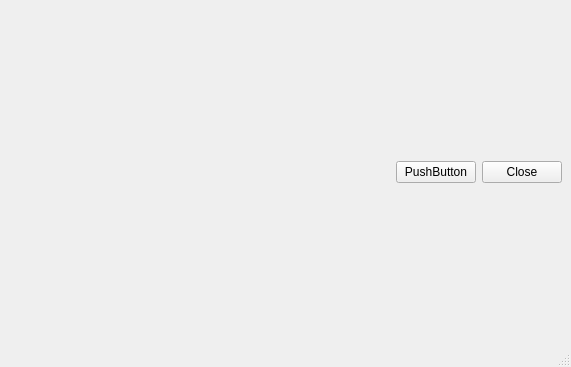
Old version of the form ui/window.ui in the repository iceanimations/checkoutin.
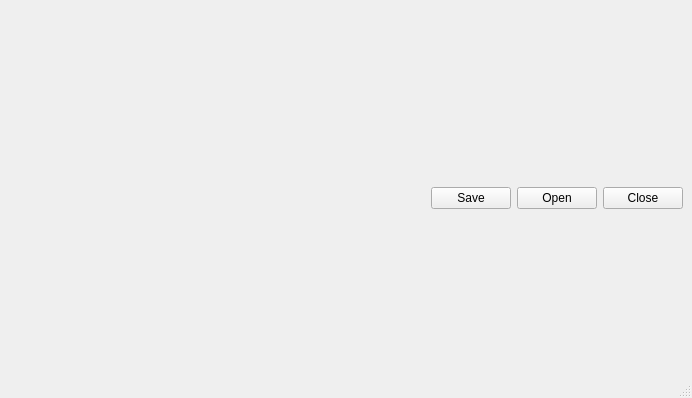
New version of the form.

Commit message: nested layouts added to window.ui and spacer item added to one of the layouts

```diff
--- a/ui/window.ui
+++ b/ui/window.ui
@@ -6,8 +6,8 @@
    <rect>
     <x>0</x>
     <y>0</y>
-    <width>571</width>
-    <height>367</height>
+    <width>692</width>
+    <height>398</height>
    </rect>
   </property>
   <property name="windowTitle">
@@ -16,7 +16,38 @@
   <widget class="QWidget" name="centralwidget">
    <layout class="QVBoxLayout" name="verticalLayout">
     <item>
-     <layout class="QHBoxLayout" name="horizontalLayout_2"/>
+     <layout class="QHBoxLayout" name="sdfdsf">
+      <property name="spacing">
+       <number>0</number>
+      </property>
+      <item>
+       <layout class="QHBoxLayout" name="scrollerLayout">
+        <property name="spacing">
+         <number>2</number>
+        </property>
+       </layout>
+      </item>
+      <item>
+       <layout class="QHBoxLayout" name="horizontalLayout_4">
+        <property name="spacing">
+         <number>0</number>
+        </property>
+        <item>
+         <spacer name="horizontalSpacer_2">
+          <property name="orientation">
+           <enum>Qt::Horizontal</enum>
+          </property>
+          <property name="sizeHint" stdset="0">
+           <size>
+            <width>40</width>
+            <height>20</height>
+           </size>
+          </property>
+         </spacer>
+        </item>
+       </layout>
+      </item>
+     </layout>
     </item>
     <item>
      <layout class="QHBoxLayout" name="horizontalLayout">
@@ -34,7 +65,14 @@
        </spacer>
       </item>
       <item>
-       <widget class="QPushButton" name="pushButton">
+       <widget class="QPushButton" name="saveButton">
+        <property name="text">
+         <string>Save</string>
+        </property>
+       </widget>
+      </item>
+      <item>
+       <widget class="QPushButton" name="openButton">
         <property name="sizePolicy">
          <sizepolicy hsizetype="Fixed" vsizetype="Fixed">
           <horstretch>75</horstretch>
@@ -42,7 +80,7 @@
          </sizepolicy>
         </property>
         <property name="text">
-         <string>PushButton</string>
+         <string>Open</string>
         </property>
        </widget>
       </item>
```
Left out of the diff: 4 changed lines with no effect on the pictures. The commit also changes 1 other file.
